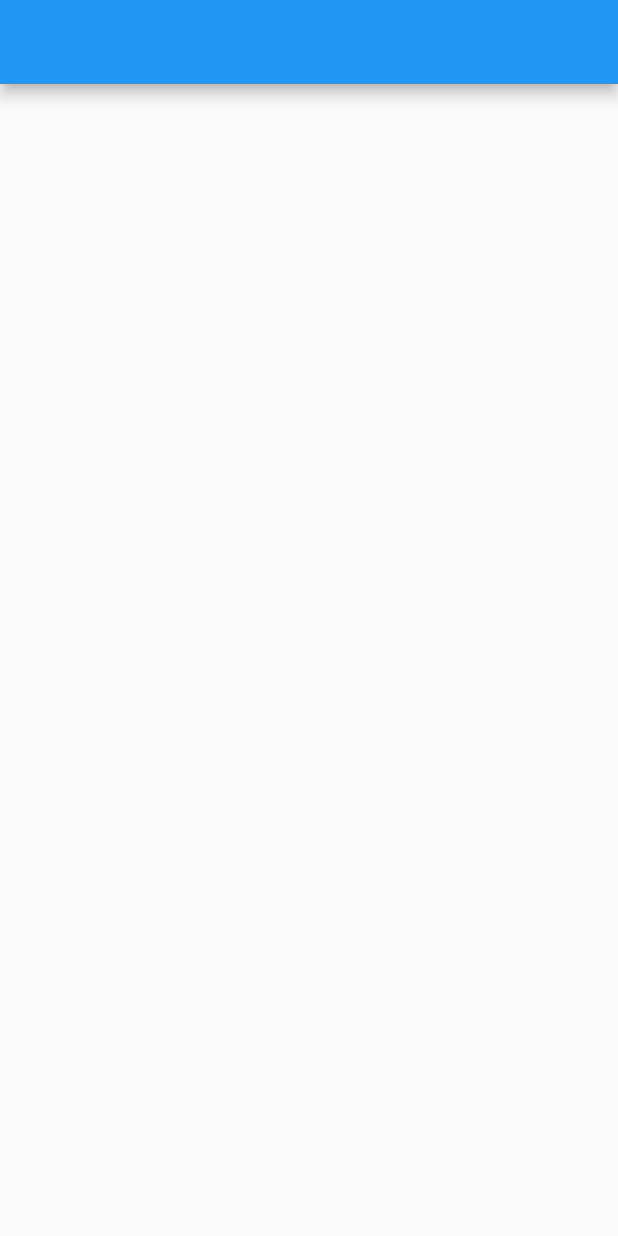
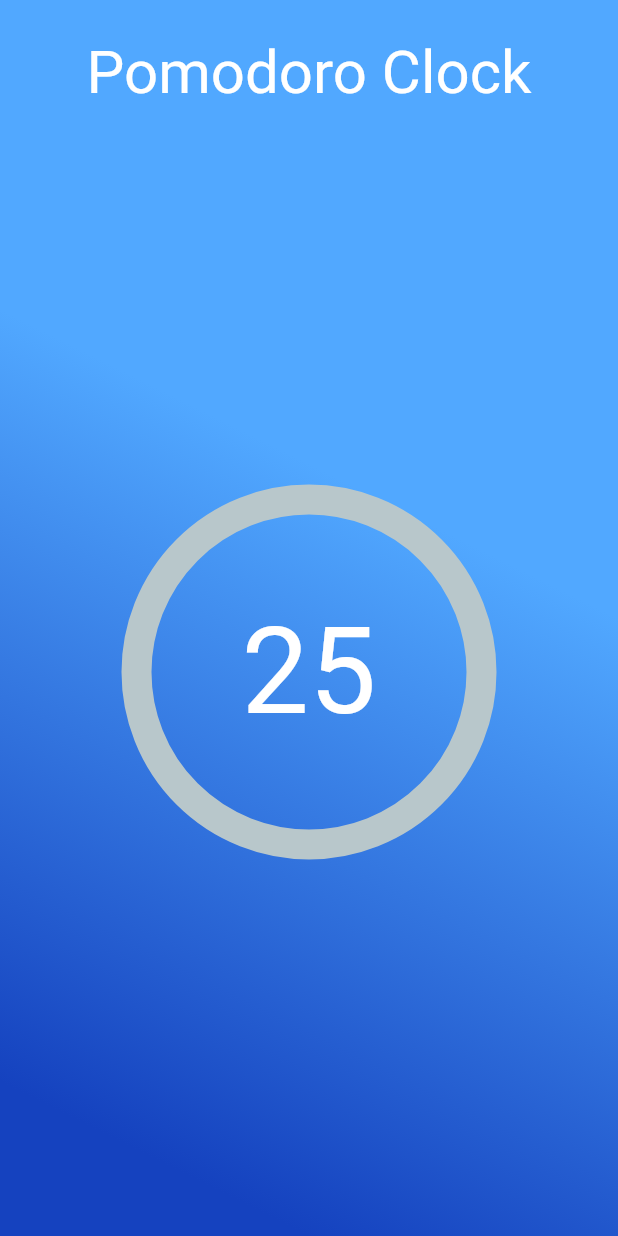
Before and after one commit to Shobhityadav99/Pomo-Doro-App, a Flutter app: the screen it shows after launch, on a phone screen of 412 x 824 dp. Run offline on Flutter 3.47's test engine with Material 2 defaults, Android fonts, the phone set to English and light mode, and no system bars; drawn by our look-alikes of percent_indicator.

Commit message:
Percentage indicator in progress

```diff
--- a/lib/main.dart
+++ b/lib/main.dart
@@ -1,4 +1,5 @@
 import 'package:flutter/material.dart';
+import 'package:percent_indicator/circular_percent_indicator.dart';
 
 void main() {
   runApp(MaterialApp(
@@ -14,13 +15,50 @@ class PomoDoro extends StatefulWidget {
 
 class _PomoDoroState extends State<PomoDoro> {
   double percent = 0;
-  static int timeInmin = 60;
+  static int timeInmin = 25;
   int timeInsec = timeInmin * 60;
   @override
   Widget build(BuildContext context) {
     return SafeArea(
       child: Scaffold(
-        appBar: AppBar(),
+        body: Container(
+          decoration: BoxDecoration(
+            gradient: LinearGradient(
+                colors: [Color(0xff1542bf), Color(0xff51a8ff)],
+                begin: FractionalOffset(0.5, 1)),
+          ),
+          width: double.infinity,
+          child: Column(
+            mainAxisAlignment: MainAxisAlignment.start,
+            crossAxisAlignment: CrossAxisAlignment.center,
+            children: [
+              Padding(
+                padding: EdgeInsets.only(top: 25.0),
+                child: Text(
+                  'Pomodoro Clock',
+                  style: TextStyle(
+                    color: Colors.white,
+                    fontSize: 40,
+                  ),
+                ),
+              ),
+              Expanded(
+                child: CircularPercentIndicator(
+                  percent: percent,
+                  animation: true,
+                  animateFromLastPercent: true,
+                  radius: 250.0,
+                  lineWidth: 20.0,
+                  progressColor: Colors.white,
+                  center: Text(
+                    "$timeInmin",
+                    style: TextStyle(color: Colors.white, fontSize: 80.0),
+                  ),
+                ),
+              )
+            ],
+          ),
+        ),
       ),
     );
   }
```
Also changed, not shown: pubspec.lock.
